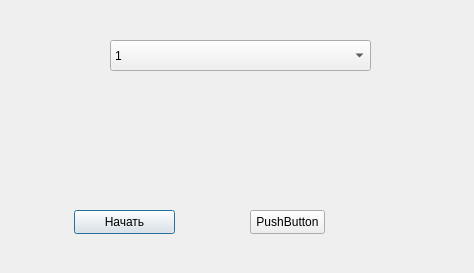
Above: dlgimit.ui from MikeVK1964/track before the change. Below: the same form after it.
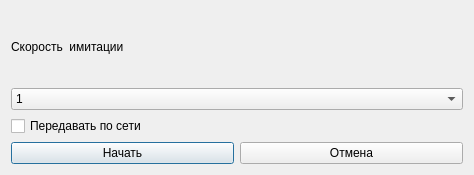
That is the form after the change.

What changed in the file:
```diff
--- a/dlgimit.ui
+++ b/dlgimit.ui
@@ -7,47 +7,22 @@
     <x>0</x>
     <y>0</y>
     <width>474</width>
-    <height>273</height>
+    <height>175</height>
    </rect>
   </property>
   <property name="windowTitle">
    <string>Dialog</string>
   </property>
-  <widget class="QPushButton" name="pushButton">
-   <property name="geometry">
-    <rect>
-     <x>74</x>
-     <y>210</y>
-     <width>101</width>
-     <height>24</height>
-    </rect>
-   </property>
+  <layout class="QVBoxLayout" name="verticalLayout">
+   <item>
+    <widget class="QLabel" name="label">
    <property name="text">
-    <string>Начать</string>
-   </property>
-  </widget>
-  <widget class="QPushButton" name="pushButton_2">
-   <property name="geometry">
-    <rect>
-     <x>250</x>
-     <y>210</y>
-     <width>75</width>
-     <height>24</height>
-    </rect>
-   </property>
-   <property name="text">
-    <string>PushButton</string>
-   </property>
-  </widget>
+      <string>Скорость  имитации</string>
+     </property>
+    </widget>
+   </item>
+   <item>
   <widget class="QComboBox" name="comboBoxValSpeed">
-   <property name="geometry">
-    <rect>
-     <x>110</x>
-     <y>40</y>
-     <width>261</width>
-     <height>31</height>
-    </rect>
-   </property>
    <item>
     <property name="text">
      <string>1</string>
@@ -104,6 +79,33 @@
     </property>
    </item>
   </widget>
+   </item>
+   <item>
+    <widget class="QCheckBox" name="checkBox_Net">
+     <property name="text">
+      <string>Передавать по сети</string>
+     </property>
+    </widget>
+   </item>
+   <item>
+    <layout class="QHBoxLayout" name="horizontalLayout">
+     <item>
+      <widget class="QPushButton" name="pushButton">
+       <property name="text">
+        <string>Начать</string>
+       </property>
+      </widget>
+     </item>
+     <item>
+      <widget class="QPushButton" name="pushButton_Cancel">
+       <property name="text">
+        <string>Отмена</string>
+       </property>
+      </widget>
+     </item>
+    </layout>
+   </item>
+  </layout>
  </widget>
  <resources/>
  <connections/>
```
Left out of the diff: 21 changed lines with no effect on the pictures. Lines whose indentation alone changed are shown as unchanged.
